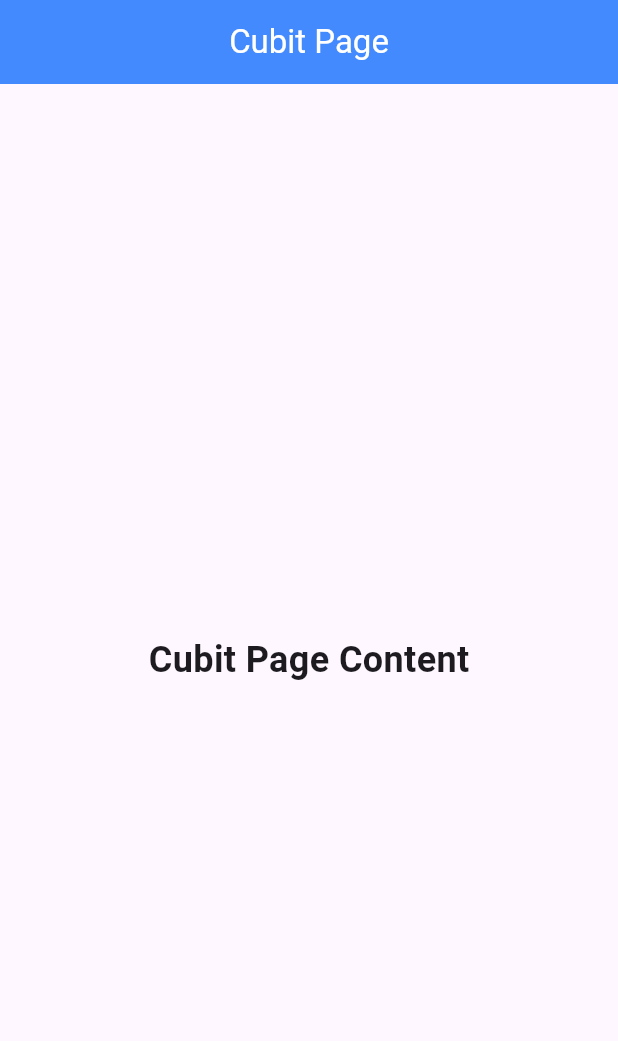
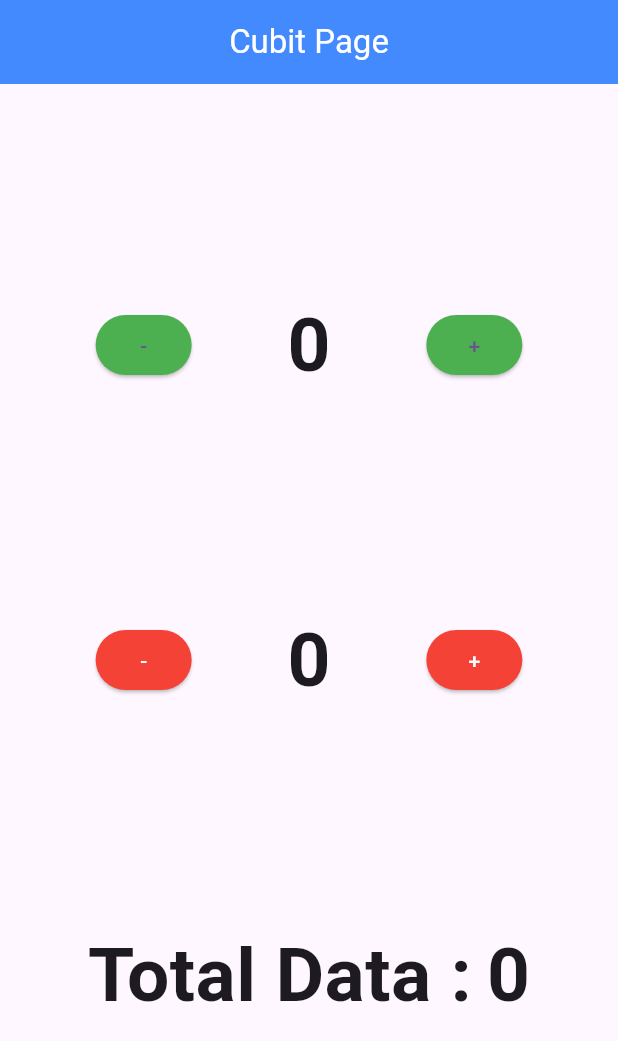
Before and after one commit to farhamapple/flutter_bloc_app, a Flutter app: the screen it shows after launch, on a phone screen of 412 x 824 dp. Shown: the top 1041 px of the screen. Run offline on Flutter 3.47's test engine with Material 3 defaults, Android fonts, the phone set to English and light mode, and no system bars; our stand-ins replace bloc.

```diff
--- a/lib/cubit_page.dart
+++ b/lib/cubit_page.dart
@@ -1,7 +1,30 @@
+import 'package:bloc/bloc.dart';
 import 'package:flutter/material.dart';
 
+class CounterCubit extends Cubit<int> {
+  CounterCubit({this.initialState = 0}) : super(initialState);
+
+  int initialState;
+
+  void increment() => emit(state + 1);
+  void decrement() => emit(state - 1);
+}
+
+class TotalCubit extends Cubit<int> {
+  TotalCubit({this.initialState = 0}) : super(initialState);
+
+  int initialState;
+
+  void updateTotal(int value) => emit(value);
+}
+
+// ignore: must_be_immutable
 class CubitPage extends StatelessWidget {
-  const CubitPage({super.key});
+  CubitPage({super.key});
+
+  CounterCubit myCounterCubit1 = CounterCubit(initialState: 0);
+  CounterCubit myCounterCubit2 = CounterCubit(initialState: 0);
+  TotalCubit myTotalCubit = TotalCubit(initialState: 0);
 
   @override
   Widget build(BuildContext context) {
@@ -11,11 +34,119 @@ class CubitPage extends StatelessWidget {
         centerTitle: true,
         backgroundColor: Colors.blueAccent,
       ),
-      body: Center(
-        child: Text(
-          'Cubit Page Content',
-          style: TextStyle(fontSize: 24, fontWeight: FontWeight.bold),
-        ),
+      body: Column(
+        mainAxisAlignment: MainAxisAlignment.spaceEvenly,
+        children: [
+          Row(
+            mainAxisAlignment: MainAxisAlignment.spaceEvenly,
+            children: [
+              ElevatedButton(
+                style: ElevatedButton.styleFrom(
+                  backgroundColor: Colors.green, // Change button color
+                  shape: RoundedRectangleBorder(
+                    borderRadius: BorderRadius.circular(30), // Rounded corners
+                  ),
+                ),
+                onPressed: () {
+                  // Action for button 1
+                  myCounterCubit1.decrement();
+                },
+                child: const Text('-'),
+              ),
+              StreamBuilder(
+                initialData: myCounterCubit1.initialState,
+                stream: myCounterCubit1.stream,
+                builder: (context, snapshot) {
+                  //print('myCounterCubit1: ${myCounterCubit1.state}');
+                  myTotalCubit.updateTotal(
+                    myCounterCubit1.state + myCounterCubit2.state,
+                  );
+                  return Text(
+                    '${snapshot.data}',
+                    style: TextStyle(fontSize: 50, fontWeight: FontWeight.bold),
+                  );
+                },
+              ),
+              ElevatedButton(
+                style: ElevatedButton.styleFrom(
+                  backgroundColor: Colors.green, // Change button color
+                  shape: RoundedRectangleBorder(
+                    borderRadius: BorderRadius.circular(30), // Rounded corners
+                  ),
+                ),
+                onPressed: () {
+                  // Action for button 2
+                  myCounterCubit1.increment();
+                },
+                child: const Text('+'),
+              ),
+            ],
+          ),
+          Row(
+            mainAxisAlignment: MainAxisAlignment.spaceEvenly,
+            children: [
+              ElevatedButton(
+                style: ElevatedButton.styleFrom(
+                  backgroundColor: Colors.red, // Change button color
+                  shape: RoundedRectangleBorder(
+                    borderRadius: BorderRadius.circular(30), // Rounded corners
+                  ),
+                ),
+                onPressed: () {
+                  // Action for button 1
+                  myCounterCubit2.decrement();
+                },
+                child: const Text('-', style: TextStyle(color: Colors.white)),
+              ),
+              StreamBuilder(
+                initialData: myCounterCubit2.initialState,
+                stream: myCounterCubit2.stream,
+                builder: (context, snapshot) {
+                  myTotalCubit.updateTotal(
+                    myCounterCubit1.state + myCounterCubit2.state,
+                  );
+                  return Text(
+                    '${snapshot.data}',
+                    style: TextStyle(fontSize: 50, fontWeight: FontWeight.bold),
+                  );
+                },
+              ),
+              ElevatedButton(
+                style: ElevatedButton.styleFrom(
+                  backgroundColor: Colors.red, // Change button color
+                  shape: RoundedRectangleBorder(
+                    borderRadius: BorderRadius.circular(30), // Rounded corners
+                  ),
+                ),
+                onPressed: () {
+                  // Action for button 2
+                  myCounterCubit2.increment();
+                },
+                child: const Text('+', style: TextStyle(color: Colors.white)),
+              ),
+            ],
+          ),
+          Row(
+            mainAxisAlignment: MainAxisAlignment.center,
+            children: [
+              Text(
+                'Total Data :',
+                style: TextStyle(fontSize: 50, fontWeight: FontWeight.bold),
+              ),
+              const SizedBox(width: 10),
+              StreamBuilder(
+                initialData: myTotalCubit.initialState,
+                stream: myTotalCubit.stream,
+                builder: (context, snapshot) {
+                  return Text(
+                    '${snapshot.data}',
+                    style: TextStyle(fontSize: 50, fontWeight: FontWeight.bold),
+                  );
+                },
+              ),
+            ],
+          ),
+        ],
       ),
     );
   }
--- a/lib/main.dart
+++ b/lib/main.dart
@@ -1,6 +1,5 @@
 import 'package:flutter/material.dart';
 import 'package:flutter_bloc_app/cubit_page.dart';
-import 'package:flutter_bloc_app/stream_page.dart';
 
 void main() {
   runApp(const MyApp());
@@ -19,7 +18,7 @@ class MyApp extends StatelessWidget {
         colorScheme: ColorScheme.fromSeed(seedColor: Colors.deepPurple),
       ),
       // home: const StreamPage(),
-      home: const CubitPage(),
+      home: CubitPage(),
     );
   }
 }
--- a/pubspec.yaml
+++ b/pubspec.yaml
@@ -34,6 +34,7 @@ dependencies:
   # The following adds the Cupertino Icons font to your application.
   # Use with the CupertinoIcons class for iOS style icons.
   cupertino_icons: ^1.0.8
+  bloc: ^9.0.0
 
 dev_dependencies:
   flutter_test:
```
Also changed, not shown: pubspec.lock.
